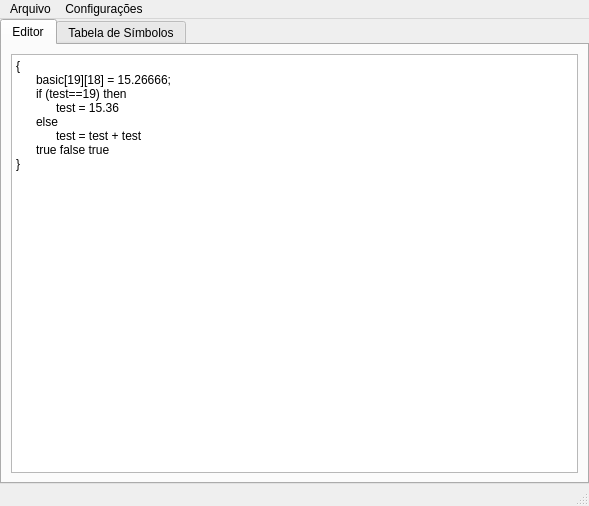
First picture: the form in mainWindow.ui, repository Dsbaule/AnaliseLexicaESintatica, before the edit.
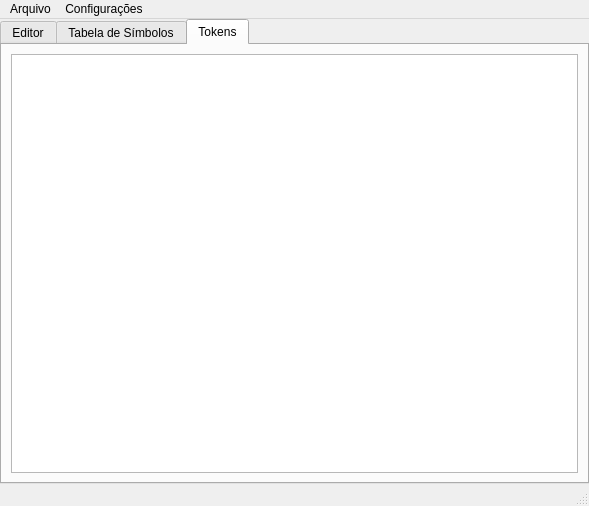
Second picture: the form after the edit. The open tabs and pages were chosen to show the change.

Commit message: Visão de tokens

```diff
--- a/mainWindow.ui
+++ b/mainWindow.ui
@@ -69,6 +69,26 @@
         </item>
        </layout>
       </widget>
+      <widget class="QWidget" name="tabTokens_2">
+       <attribute name="title">
+        <string>Tokens</string>
+       </attribute>
+       <layout class="QHBoxLayout" name="horizontalLayout_3">
+        <item>
+         <widget class="QPlainTextEdit" name="plainTextEditEditorTokens">
+          <property name="plainText">
+           <string/>
+          </property>
+          <property name="tabStopWidth">
+           <number>20</number>
+          </property>
+          <property name="textInteractionFlags">
+           <set>Qt::TextSelectableByKeyboard|Qt::TextSelectableByMouse</set>
+          </property>
+         </widget>
+        </item>
+       </layout>
+      </widget>
      </widget>
     </item>
    </layout>
```
The commit also changes 2 other files.
